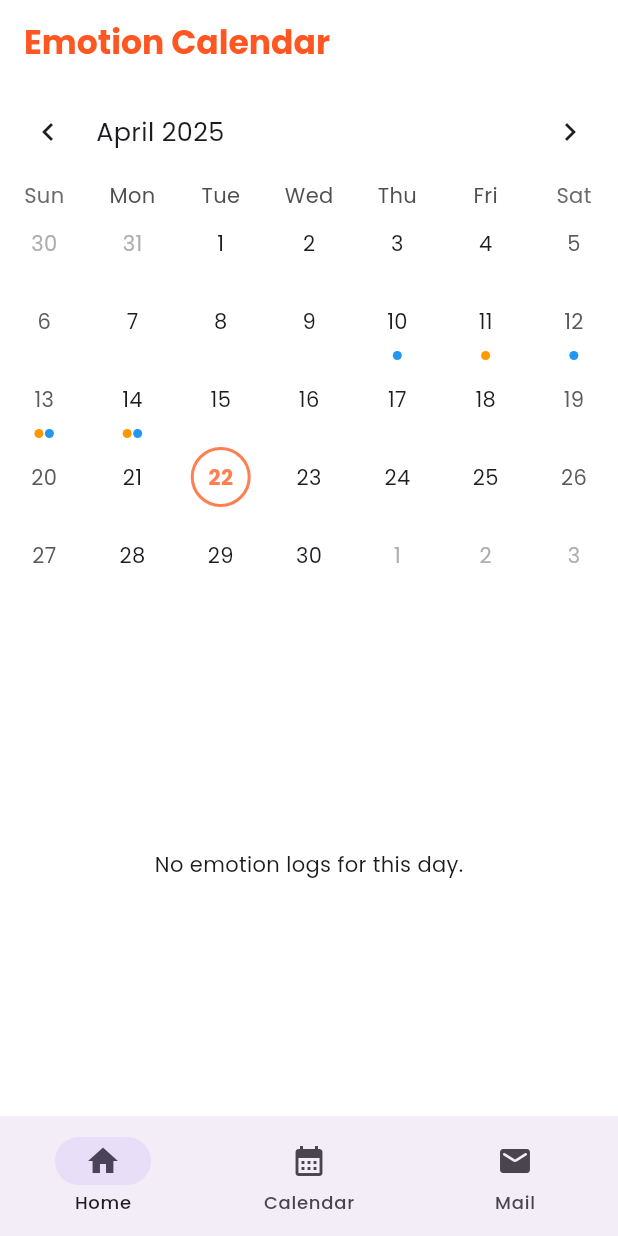
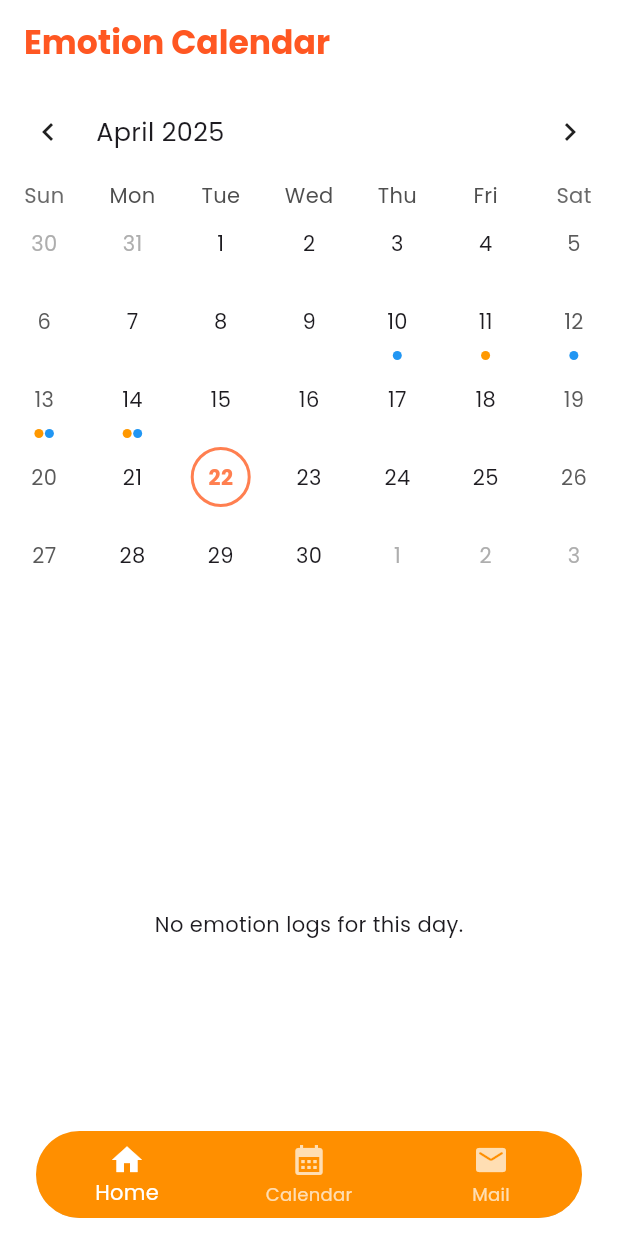
Before and after one commit to AndrewSebastianH/thesis-frontend, a Flutter app: the NavigationShell screen opened directly with empty values, item 2 of the bottom bar chosen, on a phone screen of 412 x 824 dp. Run offline on Flutter 3.47's test engine with Material 3 defaults, Android fonts, the phone set to English and light mode, and no system bars; drawn by our look-alikes of table_calendar; our stand-ins replace dio, flutter_dotenv, flutter_otp_text_field, go_router, google_fonts, shared_preferences; accounts and stored records are empty.

Commit message:
feat: updated navigation bar

```diff
--- a/thesis_frontend/lib/widgets/navigation_shell.dart
+++ b/thesis_frontend/lib/widgets/navigation_shell.dart
@@ -33,18 +33,33 @@ class _NavigationShellState extends State<NavigationShell> {
   @override
   Widget build(BuildContext context) {
     return Scaffold(
-      body: widget.child, // The content of the selected tab
-      bottomNavigationBar: NavigationBar(
-        selectedIndex: _selectedIndex,
-        onDestinationSelected: _onDestinationSelected,
-        destinations: const [
-          NavigationDestination(icon: Icon(Icons.home), label: 'Home'),
-          NavigationDestination(
-            icon: Icon(Icons.calendar_month),
-            label: 'Calendar',
+      body: widget.child,
+      extendBody: true, // Makes nav bar float over background
+      bottomNavigationBar: Padding(
+        padding: const EdgeInsets.symmetric(horizontal: 24.0, vertical: 12),
+        child: ClipRRect(
+          borderRadius: BorderRadius.circular(30),
+          child: BottomNavigationBar(
+            currentIndex: _selectedIndex,
+            onTap: _onDestinationSelected,
+            backgroundColor: Colors.amber[800],
+            selectedItemColor: Colors.white,
+            unselectedItemColor: Colors.white70,
+            type: BottomNavigationBarType.fixed,
+            elevation: 12,
+            items: const [
+              BottomNavigationBarItem(icon: Icon(Icons.home), label: 'Home'),
+              BottomNavigationBarItem(
+                icon: Icon(Icons.calendar_month),
+                label: 'Calendar',
+              ),
+              BottomNavigationBarItem(
+                icon: Icon(Icons.mail_rounded),
+                label: 'Mail',
+              ),
+            ],
           ),
-          NavigationDestination(icon: Icon(Icons.mail_rounded), label: 'Mail'),
-        ],
+        ),
       ),
     );
   }
```
